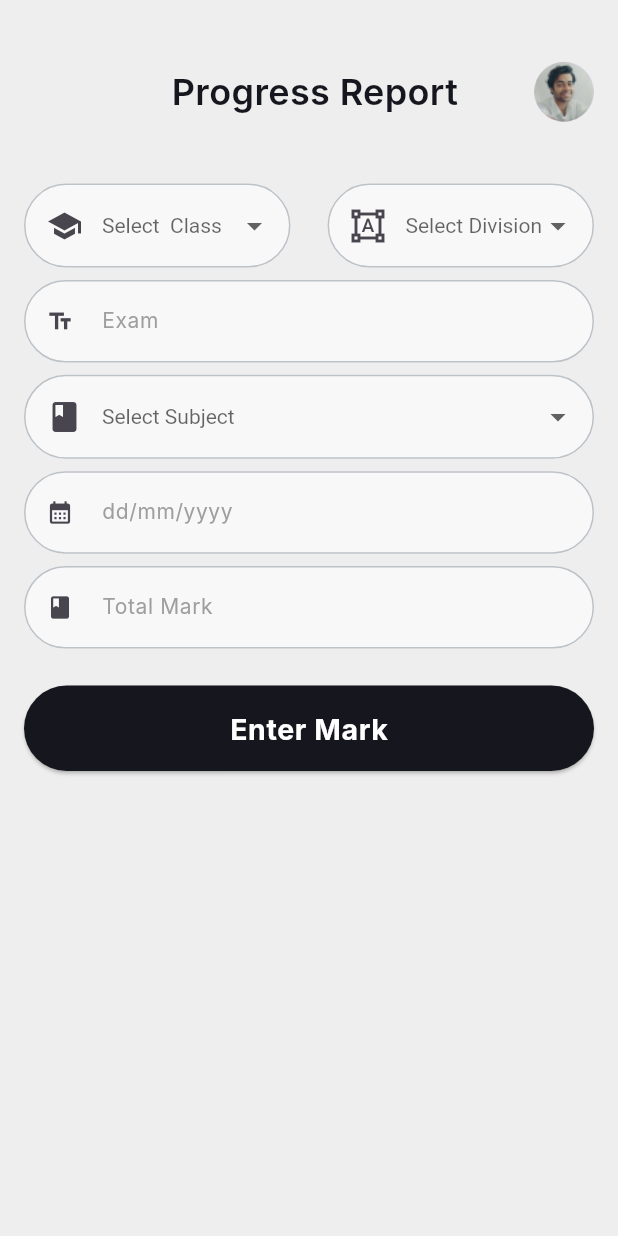
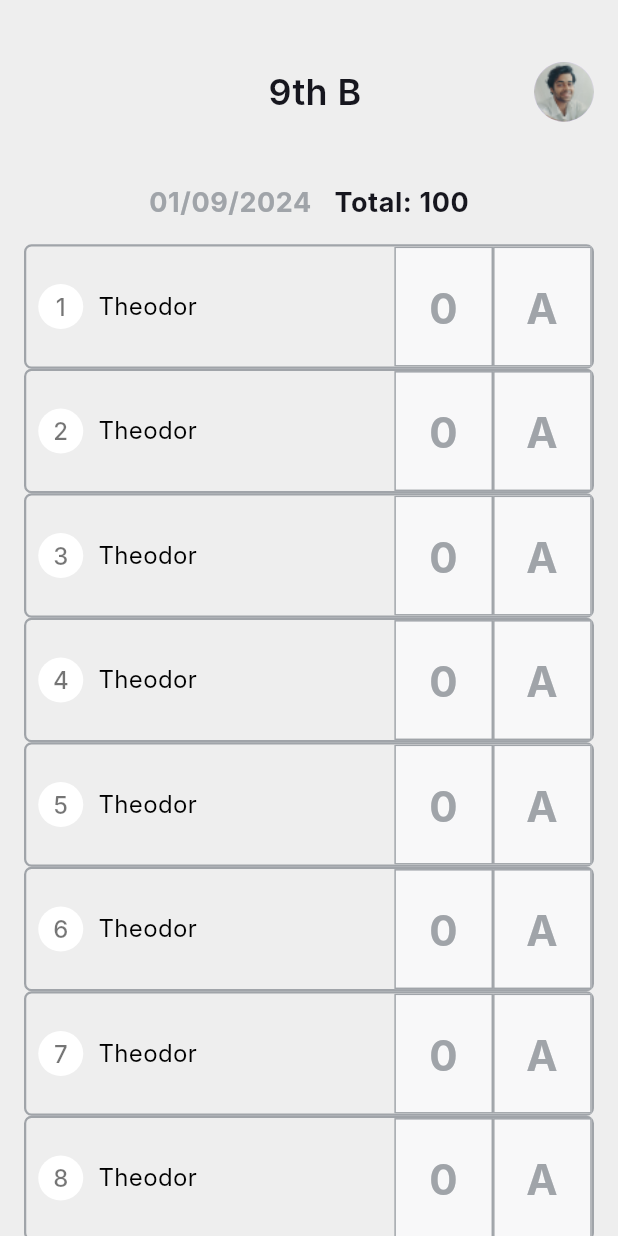
Before and after one commit to altezzai/acadobs, a Flutter app: the ProgressReport screen opened directly, after a tap on "Enter Mark", on a phone screen of 412 x 824 dp. Run offline on Flutter 3.47's test engine with Material 3 defaults, Android fonts, the phone set to English and light mode, and no system bars; our stand-ins replace flutter_rating_bar; Roboto replaces fonts that are missing (Inter).

Commit message:
progress report

```diff
--- a/lib/teacher/attendance/screens/attendance.dart
+++ b/lib/teacher/attendance/screens/attendance.dart
@@ -35,7 +35,7 @@ class Attendance extends StatelessWidget {
           padding: const EdgeInsets.symmetric(horizontal: 16),
           child: Column(
             children: [
-              CustomAppbar(
+              const CustomAppbar(
                 title: "Attendance",
                 isBackButton: false,
               ),
--- a/lib/teacher/marks/marks.dart
+++ b/lib/teacher/marks/screens/marks.dart
@@ -6,6 +6,7 @@ import 'package:school_app/controller/dropdown_controller.dart';
 import 'package:school_app/global%20widgets/custom_appbar.dart';
 import 'package:school_app/global%20widgets/custom_dropdown.dart';
 import 'package:school_app/teacher/data/dropdown_data.dart';
+import 'package:school_app/teacher/marks/screens/student_marklist.dart';
 import 'package:school_app/utils/responsive.dart';
 
 // ignore: must_be_immutable
@@ -86,7 +87,16 @@ class ProgressReport extends StatelessWidget {
               iconData: Icon(Icons.book),
             ),
             SizedBox(height: Responsive.height * 3),
-            CustomButton(text: "Enter Mark", onPressed: () {})
+            CustomButton(
+                text: "Enter Mark",
+                onPressed: () {
+                  Navigator.push(
+                    context,
+                    MaterialPageRoute(
+                      builder: (ctx) => StudentMarklist(),
+                    ),
+                  );
+                })
           ],
         ),
       ),
--- /dev/null
+++ b/lib/teacher/marks/screens/student_marklist.dart
@@ -0,0 +1,75 @@
+import 'package:flutter/material.dart';
+import 'package:school_app/admin/widgets/custom_button.dart';
+import 'package:school_app/global%20widgets/custom_appbar.dart';
+import 'package:school_app/teacher/marks/widgets/mark_tile.dart';
+import 'package:school_app/utils/constants.dart';
+import 'package:school_app/utils/responsive.dart';
+
+class StudentMarklist extends StatelessWidget {
+  StudentMarklist({super.key});
+
+  TextEditingController markController = TextEditingController();
+  TextEditingController gradeController = TextEditingController();
+
+  @override
+  Widget build(BuildContext context) {
+    return Scaffold(
+        body: SingleChildScrollView(
+      child: Padding(
+        padding: const EdgeInsets.symmetric(horizontal: 16),
+        child: Column(
+          children: [
+            const CustomAppbar(
+              title: "9th B",
+              isBackButton: false,
+            ),
+            Row(
+              mainAxisAlignment: MainAxisAlignment.center,
+              children: [
+                Text(
+                  "01/09/2024",
+                  style: Theme.of(context)
+                      .textTheme
+                      .bodySmall!
+                      .copyWith(fontWeight: FontWeight.bold),
+                ),
+                SizedBox(
+                  width: 15,
+                ),
+                Text(
+                  "Total: 100",
+                  style: Theme.of(context)
+                      .textTheme
+                      .bodySmall!
+                      .copyWith(fontWeight: FontWeight.bold, color: blackColor),
+                ),
+              ],
+            ),
+            SizedBox(
+              height: Responsive.height * 2,
+            ),
+            ListView.builder(
+              shrinkWrap: true,
+              itemCount: 10,
+              physics: const NeverScrollableScrollPhysics(),
+              itemBuilder: (context, index) {
+                return MarkTile(
+                    studentName: "Theodor",
+                    studentNumber: (index + 1).toString(),
+                    markController: markController,
+                    gradeController: gradeController);
+              },
+            ),
+            SizedBox(
+              height: Responsive.height * 2,
+            ),
+            CustomButton(text: "Submit", onPressed: () {}),
+            SizedBox(
+              height: Responsive.height * 2,
+            ),
+          ],
+        ),
+      ),
+    ));
+  }
+}
--- /dev/null
+++ b/lib/teacher/marks/widgets/mark_tile.dart
@@ -0,0 +1,92 @@
+import 'package:flutter/material.dart';
+import 'package:school_app/utils/constants.dart';
+
+class MarkTile extends StatelessWidget {
+  final String studentName;
+  final String studentNumber;
+  final TextEditingController markController;
+  final TextEditingController gradeController;
+
+  const MarkTile({
+    super.key,
+    required this.studentName,
+    required this.studentNumber,
+    required this.markController,
+    required this.gradeController,
+  });
+
+  @override
+  Widget build(BuildContext context) {
+    return Container(
+      padding: const EdgeInsets.only(left: 8),
+      decoration: BoxDecoration(
+        border: Border.all(
+          color: greyColor, // Border color to match the screenshot
+          width: 1.5,
+        ),
+        borderRadius: BorderRadius.circular(5),
+      ),
+      child: Row(
+        children: [
+          // Student Number with Circle Avatar
+          CircleAvatar(
+            radius: 15,
+            backgroundColor: whiteColor, // Light grey background
+            child: Text(
+              studentNumber,
+              style: const TextStyle(
+                color: Colors.black54,
+              ),
+            ),
+          ),
+          const SizedBox(width: 10),
+
+          // Student Name
+          Expanded(
+            flex: 3,
+            child: Text(
+              studentName,
+              style: const TextStyle(
+                fontSize: 16,
+                color: Colors.black,
+              ),
+            ),
+          ),
+
+          // Editable Mark Field
+          Expanded(
+              flex: 1,
+              child: _markField(controller: markController, hintText: "0")),
+
+          // Editable Grade Field
+          Expanded(
+              flex: 1,
+              child: _markField(controller: gradeController, hintText: "A")),
+        ],
+      ),
+    );
+  }
+
+  Widget _markField(
+      {required TextEditingController controller, required String hintText}) {
+    return TextField(
+      controller: controller,
+      // keyboardType: TextInputType.number,
+      textAlign: TextAlign.center,
+      decoration: InputDecoration(
+        hintText: hintText,
+        hintStyle: const TextStyle(fontSize: 28, color: greyColor),
+        enabledBorder: const OutlineInputBorder(
+            borderSide: BorderSide(color: greyColor),
+            borderRadius: BorderRadius.zero),
+        focusedBorder: const OutlineInputBorder(
+          borderRadius: BorderRadius.zero,
+          borderSide: BorderSide(color: greyColor),
+        ),
+        errorBorder: const OutlineInputBorder(borderRadius: BorderRadius.zero),
+
+        border: InputBorder.none, // Remove borders around the text field
+      ),
+    );
+  }
+}
--- a/lib/teacher/navbar/screens/bottom_navbar.dart
+++ b/lib/teacher/navbar/screens/bottom_navbar.dart
@@ -3,7 +3,7 @@ import 'package:provider/provider.dart';
 import 'package:school_app/admin/screens/payment.dart';
 import 'package:school_app/teacher/attendance/screens/attendance.dart';
 import 'package:school_app/teacher/home/homescreen.dart';
-import 'package:school_app/teacher/marks/marks.dart';
+import 'package:school_app/teacher/marks/screens/marks.dart';
 import 'package:school_app/teacher/navbar/controller/navbar_provider.dart';
 import 'package:school_app/teacher/duties/duties.dart';
 import 'package:school_app/utils/responsive.dart';
```
